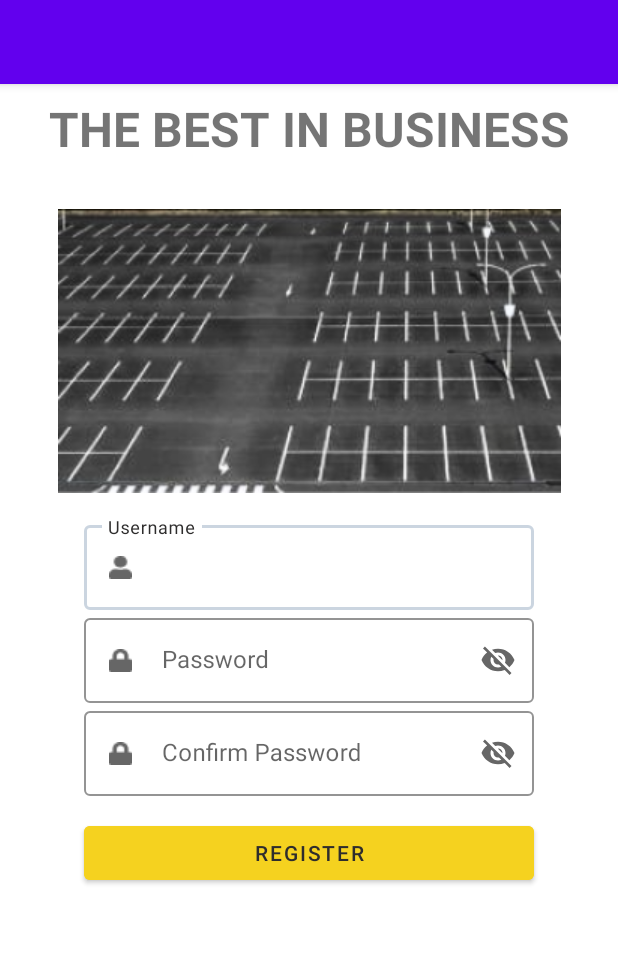
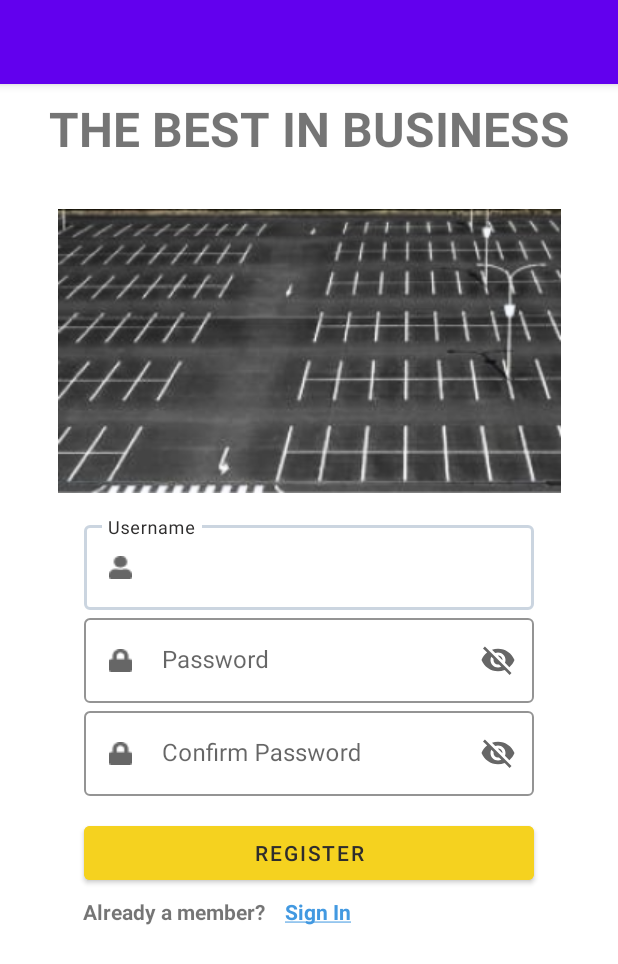
Before and after one commit to leandrofahur/F21G10_SmartParking, an Android app: the SignupActivity screen opened directly, with no data from a screen before it, on a phone screen of 412 x 824 dp. Shown: the top 964 px of the screen. Run offline under Robolectric (Android 15) with nearby library versions, the phone set to English and light mode, and no system bars; our stand-ins replace Room's generated code; 4 statements that could not run were skipped.

Commit message:
Added field to return to login if registered

```diff
--- a/SmartParking/app/src/main/res/layout/activity_signup.xml
+++ b/SmartParking/app/src/main/res/layout/activity_signup.xml
@@ -118,4 +118,38 @@
         app:layout_constraintTop_toBottomOf="@+id/linearLayoutSignup"
         app:layout_constraintVertical_bias="0.0" />
 
+    <LinearLayout
+        android:id="@+id/linearLayoutSignIn"
+        android:layout_width="300dp"
+        android:layout_height="30dp"
+        android:orientation="horizontal"
+        app:layout_constraintBottom_toBottomOf="parent"
+        app:layout_constraintEnd_toEndOf="parent"
+        app:layout_constraintHorizontal_bias="0.496"
+        app:layout_constraintStart_toStartOf="parent"
+        app:layout_constraintTop_toBottomOf="@+id/buttonSignup"
+        app:layout_constraintVertical_bias="0.0">
+
+        <TextView
+            android:id="@+id/textViewCallForSignIn"
+            android:layout_width="13dp"
+            android:layout_height="match_parent"
+            android:layout_weight="0.5"
+            android:gravity="center_horizontal|left|center_vertical"
+            android:text="Already a member? "
+            android:textStyle="bold" />
+
+        <TextView
+            android:id="@+id/textViewCallSignInIntent"
+            android:layout_width="wrap_content"
+            android:layout_height="match_parent"
+            android:layout_weight="0.5"
+            android:backgroundTint="@color/Transparent"
+            android:gravity="center_horizontal|left|center_vertical"
+            android:text="Sign In"
+            android:textColor="@color/blue_500"
+            android:textStyle="bold" />
+    </LinearLayout>
+
+
 </androidx.constraintlayout.widget.ConstraintLayout>
```
